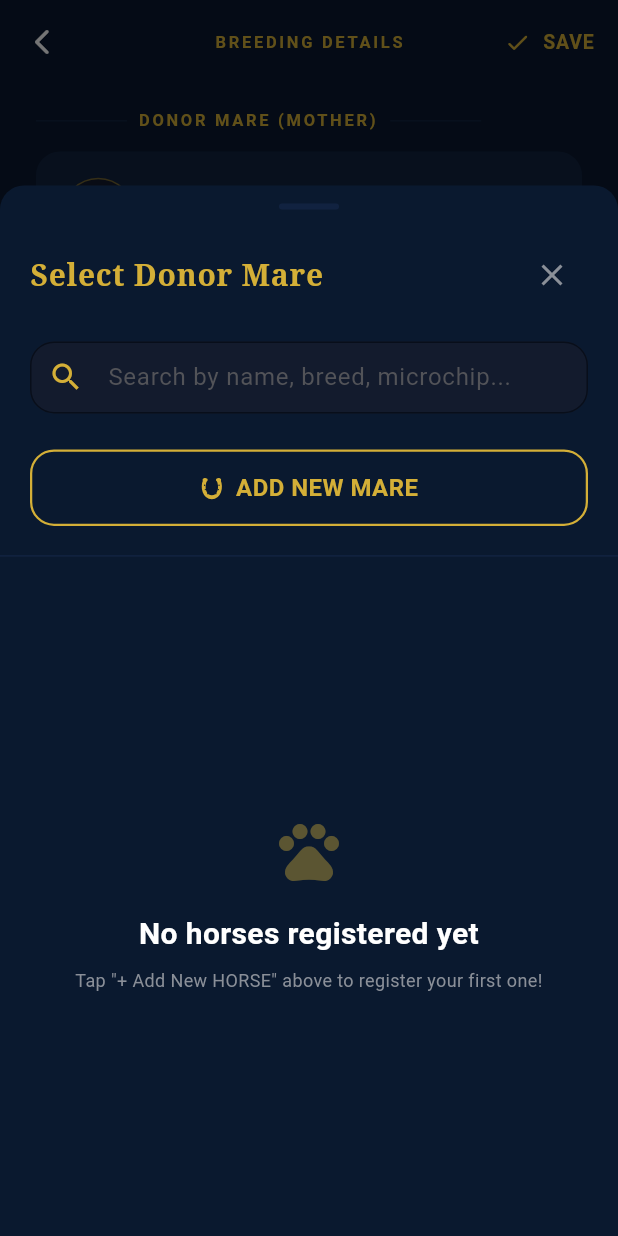
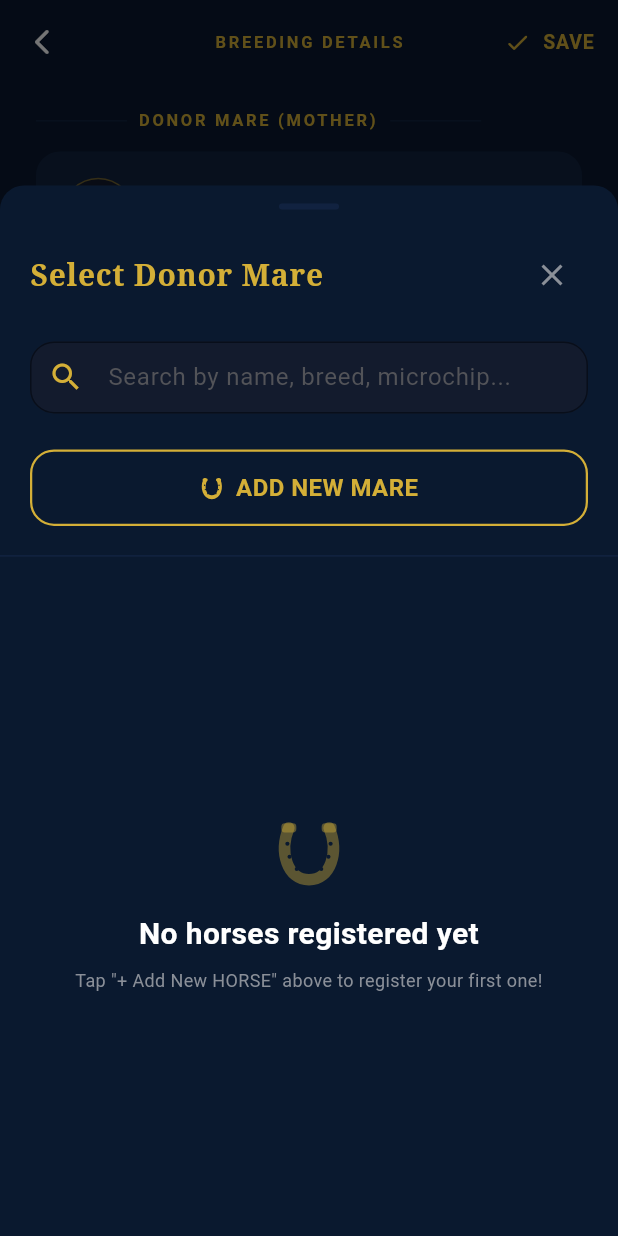
Before and after one commit to rehman1783/Animal-Birthday-Predictor-, a Flutter app: the BreedingDetailsScreen screen opened by its route, after a tap on "Select or Add Donor Mare", on a phone screen of 412 x 824 dp. Run offline on Flutter 3.47's test engine with Material 3 defaults, Android fonts, the phone set to English and light mode, and no system bars; our stand-ins replace flutter_dotenv, flutter_riverpod, image_picker, pdf, permission_handler, printing and 2 more; accounts and stored records are empty.

Commit message:
feat: add animal selection modal, navigation screen, and animal details screen structure

```diff
--- a/lib/features/animals/presentation/widgets/select_or_add_animal_modal.dart
+++ b/lib/features/animals/presentation/widgets/select_or_add_animal_modal.dart
@@ -5,6 +5,7 @@ import '../../../../core/constants/app_colors.dart';
 import '../../../../core/constants/app_spacing.dart';
 import '../../../../core/constants/app_typography.dart';
 import '../../../../core/widgets/horseshoe_icon.dart';
+import '../../../../core/widgets/species_icon.dart';
 import '../../domain/animal.dart';
 import '../providers/animal_provider.dart';
 import 'animal_list_tile.dart';
@@ -138,9 +139,7 @@ class _SelectOrAddAnimalSheetState extends ConsumerState<_SelectOrAddAnimalSheet
                   Navigator.pop(context, createdAnimal);
                 }
               },
-              icon: widget.species == 'horse'
-                  ? const HorseshoeIcon(size: 16, color: AppColors.primaryGold)
-                  : const Icon(Icons.pets, color: AppColors.primaryGold, size: 16),
+              icon: SpeciesIcon(species: widget.species, size: 16, color: AppColors.primaryGold),
               label: Text(
                 () {
                   if (widget.requiredSex != null) {
@@ -192,7 +191,11 @@ class _SelectOrAddAnimalSheetState extends ConsumerState<_SelectOrAddAnimalSheet
                       child: Column(
                         mainAxisSize: MainAxisSize.min,
                         children: [
-                          Icon(Icons.pets, size: 48, color: AppColors.primaryGold.withValues(alpha: 0.4)),
+                          SpeciesIcon(
+                            species: widget.species,
+                            size: 48,
+                            color: AppColors.primaryGold.withValues(alpha: 0.4),
+                          ),
                           const SizedBox(height: 16),
                           Text(
                             animals.isEmpty ? 'No ${widget.species}s registered yet' : 'No matching results found',
--- a/lib/features/main/presentation/screens/main_navigation_screen.dart
+++ b/lib/features/main/presentation/screens/main_navigation_screen.dart
@@ -100,8 +100,8 @@ class _MainNavigationScreenState extends ConsumerState<MainNavigationScreen> {
                 label: 'Dashboard',
               ),
               BottomNavigationBarViewItem(
-                icon: Icon(Icons.pets_outlined),
-                activeIcon: Icon(Icons.pets),
+                icon: Icon(Icons.list_alt_outlined),
+                activeIcon: Icon(Icons.list_alt),
                 label: 'Animals',
               ),
               BottomNavigationBarViewItem(
```
Also changed, not shown: lib/features/animals/presentation/screens/animal_details_screen.dart (+6 -11 lines).
